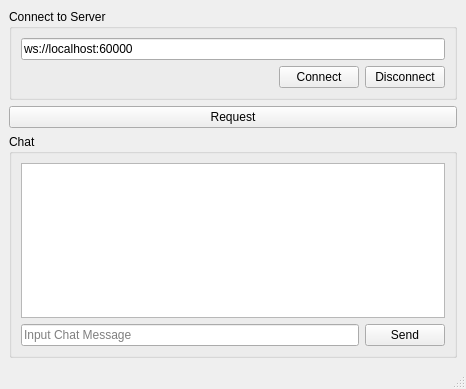
First picture: the form in Client/Client.ui, repository TO0603/TaskP, before the edit.
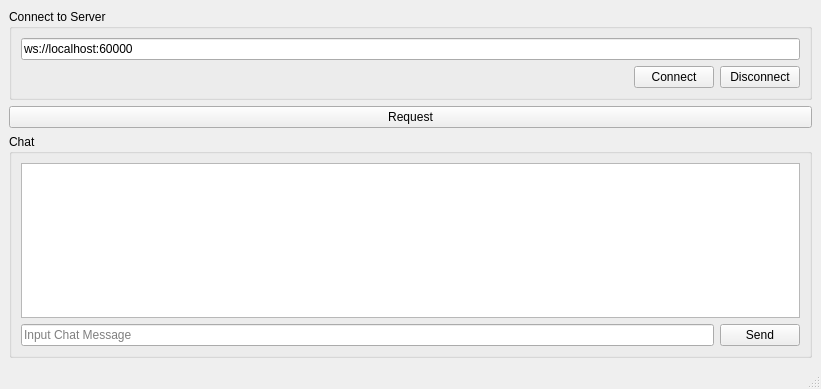
Second picture: the form after the edit.

Commit message: PBVRの画面を追加

Diff of the .ui file:
```diff
--- a/Client/Client.ui
+++ b/Client/Client.ui
@@ -6,7 +6,7 @@
    <rect>
     <x>0</x>
     <y>0</y>
-    <width>466</width>
+    <width>821</width>
     <height>389</height>
    </rect>
   </property>
```
Left out of the diff: 19 changed lines with no effect on the pictures. The commit also changes 4 other files.
